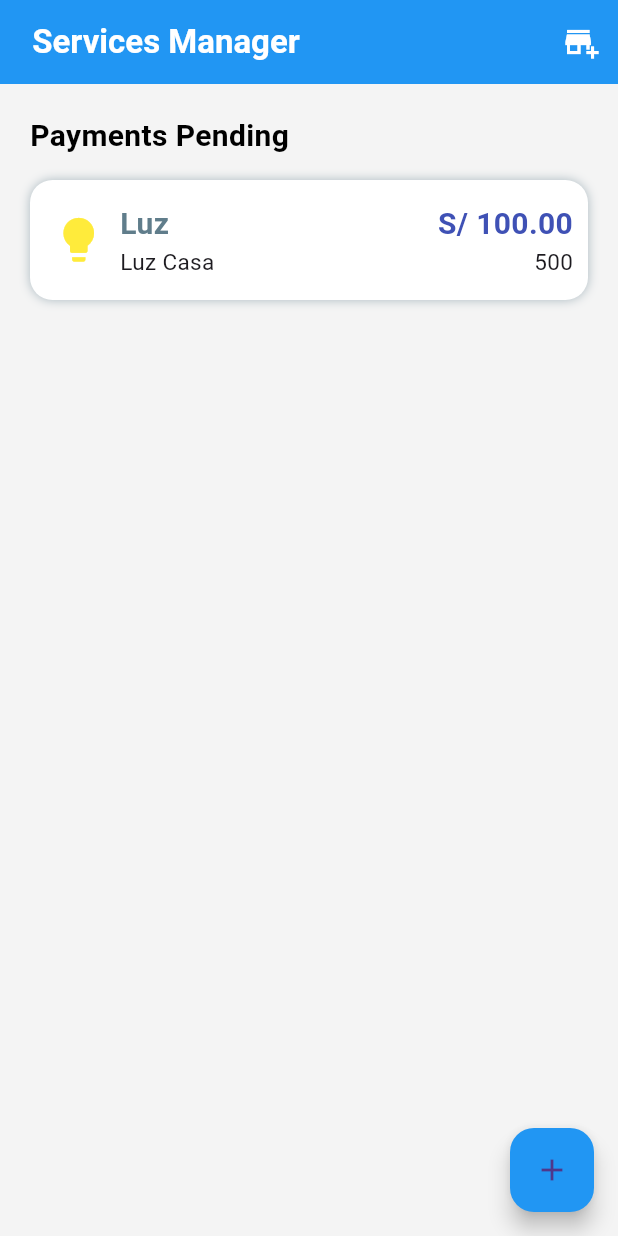
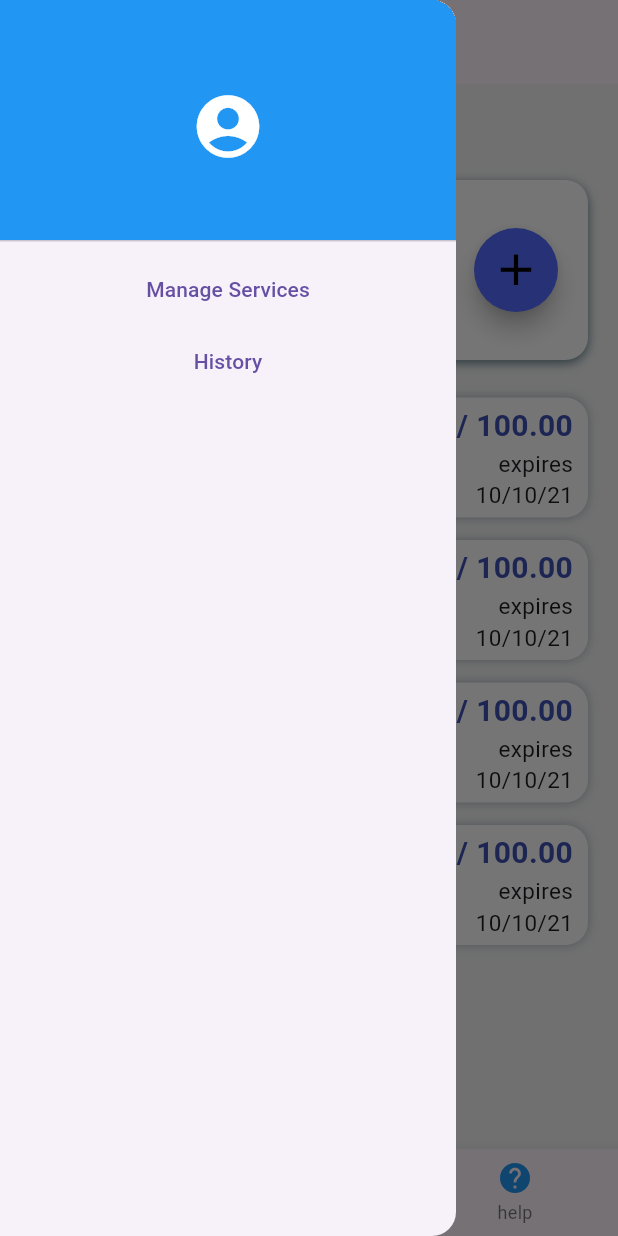
Before and after one commit to mozton/paid_services, a Flutter app: the screen it shows after launch, with the side drawer open (before the commit the screen has no drawer), on a phone screen of 412 x 824 dp. Run offline on Flutter 3.47's test engine with Material 3 defaults, Android fonts, the phone set to English and light mode, and no system bars.

Commit message:
warner and buttomNavegationBar Add

```diff
--- a/lib/main.dart
+++ b/lib/main.dart
@@ -17,9 +17,8 @@ class MyApp extends StatelessWidget {
       initialRoute: AppRoutes.initialRoute,
       routes: AppRoutes.getAppRoutes(),
       onGenerateRoute: AppRoutes.onGenerateRoute,
-      theme: ThemeData(
-        primarySwatch: Colors.blue,
-      ),
+      theme: ThemeData.light()
     );
+
   }
 }
--- /dev/null
+++ b/lib/screens/dashboard_screen.dart
@@ -0,0 +1,15 @@
+import 'package:flutter/material.dart';
+
+class DashboardScreen extends StatelessWidget {
+
+  const DashboardScreen({Key? key}) : super(key: key);
+
+  @override
+  Widget build(BuildContext context) {
+    return const Scaffold(
+      body: Center(
+         child: Text('DashboardScreen'),
+      ),
+    );
+  }
+}
--- a/lib/screens/homepage.dart
+++ b/lib/screens/homepage.dart
@@ -1,6 +1,7 @@
 import 'package:flutter/material.dart';
-import 'package:paid_services/screens/add_paymet.dart';
-import 'package:paid_services/screens/manage_services.dart';
+import 'package:paid_services/screens/dashboard_screen.dart';
+
+import 'package:paid_services/screens/screens.dart';
 import 'package:paid_services/widgets/services_card.dart';
 
 class HomePage extends StatefulWidget {
@@ -15,34 +16,110 @@ class _HomePageState extends State<HomePage> {
   @override
   Widget build(BuildContext context) {
     return Scaffold(
-     appBar: AppBar(backgroundColor: Colors.blue,
-      title: const Text(" Services Manager", style: TextStyle(fontWeight: FontWeight.bold, color: Colors.white ),),
-      actions: [IconButton(color: Colors.white,
-                  onPressed: () {
-                  Navigator.push(context, MaterialPageRoute(builder: (context) => const ManageServices() ));
-                     // Navega a la pantalla de administración de servicios
 
-                    // Navegar a la pantalla de Configuración
-                      }, icon: const Icon(Icons.add_business)
-                  ),
-      ],
+
+      drawer: const DrawerScreen(),
+
+     appBar: AppBar(//backgroundColor: Colors.blue,
+      title: const Text(" Services Manager", style: TextStyle(fontWeight: FontWeight.bold, color: Colors.red ),),
+    //   actions: [IconButton(color: Colors.white,
+    //               onPressed: () {
+    //               Navigator.push(context, MaterialPageRoute(builder: (context) => const ManageServices() ));
+    //                  // Navega a la pantalla de administración de servicios
+
+    //                 // Navegar a la pantalla de Configuración
+    //                   }, icon: const Icon(Icons.add_business)
+    //               ),
+    //  ],
       ),
 
       body: DecoratedBox (
-      decoration:const  BoxDecoration(color: const Color.fromARGB(255, 244, 244, 244),
+      decoration: const  BoxDecoration(color:  Color.fromARGB(255, 244, 244, 244),
 
       ) ,
       child: SafeArea(
+
         child: Padding(
-                  padding: EdgeInsets.all(20),
+                  padding: const EdgeInsets.all(20),
+
+
                     child: Column(
+                      crossAxisAlignment: CrossAxisAlignment.start,
+
+                       // Sección de Pagos Pendientes
+                       children: [
+                              const Text("Payments Pending", style: TextStyle(color: Colors.black, fontSize: 20, fontWeight: FontWeight.bold),),
+
+
+                              const SizedBox(height: 15),
+
+
+                                // Frist Container
+                        Container(
+                        height: 120,
+                        width: double.infinity,
+                        decoration:  BoxDecoration(
+                          borderRadius: BorderRadius.circular(15),
+                          color: Colors.white,
+                          boxShadow: const [BoxShadow(
+                            color: Colors.blueGrey,
+                            offset: Offset(0, 2),
+                            blurRadius: 5,
+                          )],
+                          ),
+                          child: Row(
+
+
+                            children: [
+                            const SizedBox(width: 15, ),
+
+                            const Column(
+                              crossAxisAlignment: CrossAxisAlignment.start,
+                              mainAxisAlignment: MainAxisAlignment.center,
+
+                              children: [
+
+                                Text("Total", style: TextStyle(fontSize: 20,  color: Colors.blueGrey),),
+                                Text("5000 ", style: TextStyle(fontSize: 30, color: Colors.blueGrey),),
+                                Text("debit ", style: TextStyle(fontSize: 20, color: Colors.blueGrey),),
+
+                                ],
+
+                            ),
+                            const Spacer(),
+
+                            Column(
+
+                              crossAxisAlignment: CrossAxisAlignment.end,
+                              mainAxisAlignment: MainAxisAlignment.center,
+                              children: [
+
+
+                                  FloatingActionButton(
+                                    shape: const CircleBorder(),
+                                    backgroundColor: Colors.indigoAccent,
+                                    onPressed: ( ){Navigator.push(context, MaterialPageRoute(builder: (context) => const AddPaymetScreen() )); },
+                                    child: const Icon(Icons.add,
+
+                                    color: Colors.black, size: 35,),
+                                  ),
+
+                              ],
+                            ),
+                            const SizedBox(width: 20, ),
+                          ],)
+
+                          ),
+
+
+                              const  SizedBox(height: 10),
+
+                        Column(
                            crossAxisAlignment: CrossAxisAlignment.start,
                            children: [
                             const Row(
                               children: [
 
-                // Sección de Pagos Pendientes
-                          Text("Payments Pending", style: TextStyle(color: Colors.black, fontSize: 20, fontWeight: FontWeight.bold),),
 
                               // Sección de Pagos Recientes
 
@@ -52,20 +129,57 @@ class _HomePageState extends State<HomePage> {
 
                             ),
                             const SizedBox(height: 15),
-                     ServicesCard ()
+                         ServicesCard (),
+                            const SizedBox(height: 15),
+
+                         ServicesCard (),
+                            const SizedBox(height: 15),
+   ServicesCard (),
+                            const SizedBox(height: 15),
+   ServicesCard (),
+                            const SizedBox(height: 15),
+
+
 
                            ]
+                                           ),
+                      ],
                     ),
           ),
         ),
 
       ),
-      floatingActionButton: FloatingActionButton(
-        onPressed: () {
-          Navigator.push(context, MaterialPageRoute(builder: (context) => const AddPaymetScreen() ));},
+      // floatingActionButton: FloatingActionButton(
+      //   onPressed: () {
+      //     Navigator.push(context, MaterialPageRoute(builder: (context) => const AddPaymetScreen() ));},
 
-        backgroundColor: Colors.blue,
-        child: const Icon(Icons.add),
+      //   shape: const CircleBorder(),
+      //   backgroundColor: Colors.indigoAccent,
+      //   child: const Icon(Icons.add),
+
+
+      // ),
+
+      bottomNavigationBar: BottomNavigationBar(items: const [
+
+
+        BottomNavigationBarItem(
+          icon: Icon(Icons.dashboard_customize_outlined, ),
+          label: 'Dashboard',backgroundColor: Colors.blue,
+          activeIcon: Icon(Icons.dashboard_customize, color: Colors.blue),
+
+
+        ),
+        BottomNavigationBarItem(
+          icon: Icon(Icons.inventory_2_outlined,  color: Colors.blue),
+          label: 'inventory',
+        ),
+        BottomNavigationBarItem(
+          icon: Icon(Icons.help, color: Colors.blue),
+          label: 'help',
+        ),
+      ],
+    //  backgroundColor: Colors.blueGrey,
 
 
       ),
--- a/lib/screens/manage_services.dart
+++ b/lib/screens/manage_services.dart
@@ -41,7 +41,7 @@ final TextEditingController _dateController = TextEditingController();
                     helperText: "Name of the service",
                     icon: Icons.business,
                     formProperty: 'name',
-                    formValues: {},
+                    formValues:  {},
                     keyboardType: TextInputType.text,
 
                   ),
--- /dev/null
+++ b/lib/screens/payments_made.dart
@@ -0,0 +1,15 @@
+import 'package:flutter/material.dart';
+
+class PaymentsMadeScreen extends StatelessWidget {
+
+  const PaymentsMadeScreen({Key? key}) : super(key: key);
+
+  @override
+  Widget build(BuildContext context) {
+    return const Scaffold(
+      body: Center(
+         child: Text('PaymentsMadeScreen'),
+      ),
+    );
+  }
+}
--- /dev/null
+++ b/lib/screens/screens.dart
@@ -0,0 +1,4 @@
+export 'package:paid_services/screens/add_paymet.dart';
+export 'package:paid_services/widgets/drawer.dart';
+export 'package:paid_services/screens/homepage.dart';
+export 'package:paid_services/screens/manage_services.dart';
--- /dev/null
+++ b/lib/widgets/botton_navegation_bar.dart
@@ -0,0 +1,29 @@
+import 'package:flutter/material.dart';
+
+class BottonNavegationBar extends StatelessWidget {
+
+  const BottonNavegationBar({super.key, required List<BottomNavigationBarItem> items});
+
+  @override
+  Widget build(BuildContext context) {
+    return const Scaffold(
+      body: BottonNavegationBar(
+        items: [
+          BottomNavigationBarItem(
+            icon: Icon(Icons.home),
+            label: 'Home',
+          ),
+          BottomNavigationBarItem(
+            icon: Icon(Icons.business),
+            label: 'Business',
+          ),
+          BottomNavigationBarItem(
+            icon: Icon(Icons.school),
+            label: 'School',
+          ),
+        ],
+
+      ),
+    );
+  }
+}
--- /dev/null
+++ b/lib/widgets/drawer.dart
@@ -0,0 +1,29 @@
+import 'package:flutter/material.dart';
+import 'package:paid_services/screens/manage_services.dart';
+
+class DrawerScreen extends StatelessWidget {
+
+  const DrawerScreen({super.key});
+
+  @override
+  Widget build(BuildContext context) {
+    return Drawer(
+      child: ListView(
+        children: [
+          DrawerHeader(
+            decoration:const  BoxDecoration(
+              color: Colors.blue,
+            ),
+            child: TextButton( onPressed: () {
+                  },
+
+             child:const  Icon( Icons.account_circle, color: Colors.white, size: 50,)),
+          ),
+          TextButton(onPressed: (){Navigator.push(context, MaterialPageRoute(builder: (context) => const ManageServices() ));}, child:const  Text("Manage Services")),
+          TextButton(onPressed: (){}, child: const Text("History")),
+        ],
+      ),
+
+    );
+  }
+}
--- a/lib/widgets/services_card.dart
+++ b/lib/widgets/services_card.dart
@@ -42,7 +42,8 @@ class ServicesCard extends StatelessWidget {
                 mainAxisAlignment: MainAxisAlignment.center,
                 children: [
                   Text("S/ 100.00", style: TextStyle(fontSize: 20, fontWeight: FontWeight.bold,color: Colors.indigo),),
-                  Text("500", style: TextStyle(fontSize: 15, fontWeight: FontWeight.normal),),
+                  Text("expires", style: TextStyle(fontSize: 15, fontWeight: FontWeight.normal),),
+                  Text("10/10/21", style: TextStyle(fontSize: 15, fontWeight: FontWeight.normal),),
                 ],
               ),
 
```
Lines whose indentation alone changed are shown as unchanged.
